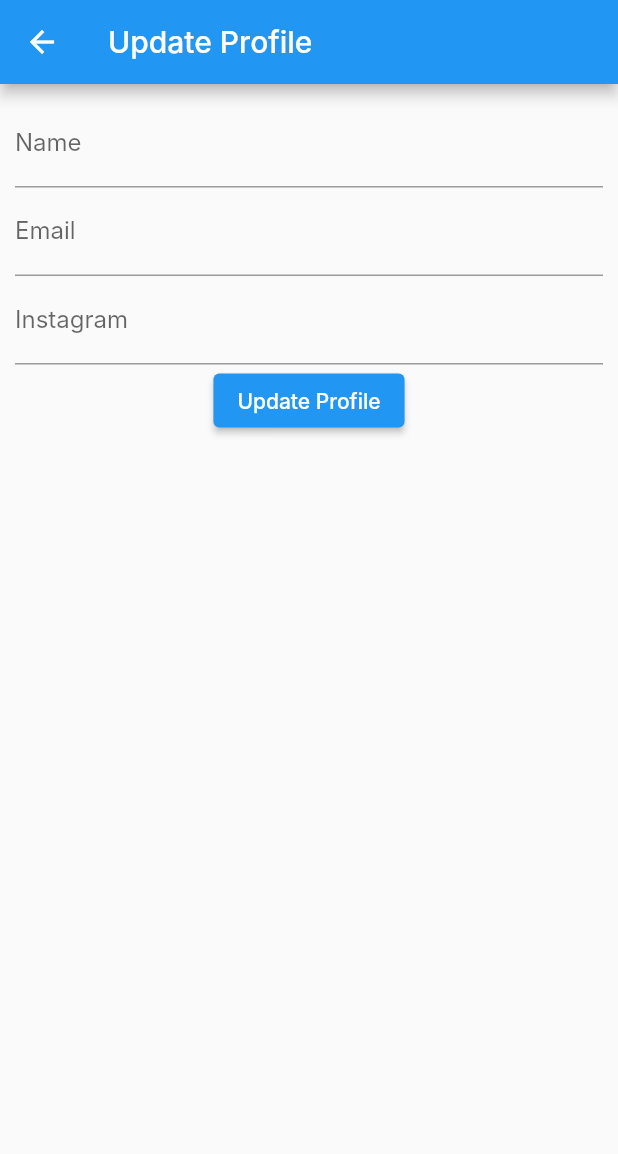
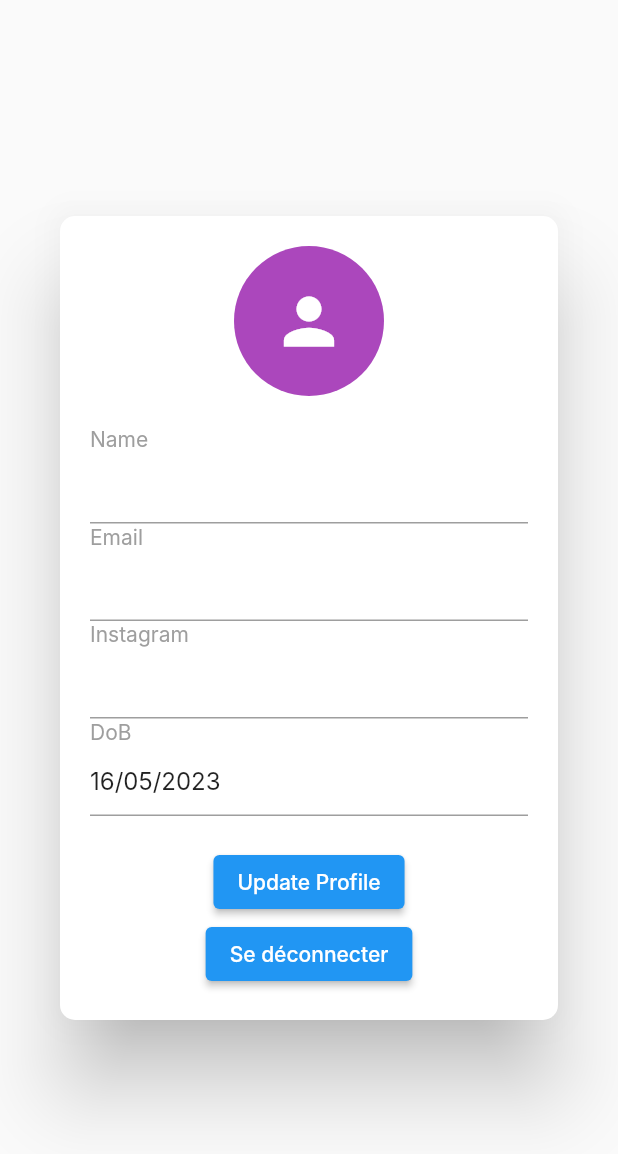
Before and after one commit to JohanTorosjan/projet_indus_frontend, a Flutter app: the ProfileView widget shown alone on an empty page, opened directly with empty values, after a tap on "Update Profile", on a phone screen of 412 x 824 dp. Shown: the top 1154 px of the screen. Run offline on Flutter 3.47's test engine with Material 2 defaults, Android fonts, the phone set to English and light mode, and no system bars; our stand-ins replace firebase_auth, firebase_core; missing offline and left inert: animated_size_and_fade, dart:ffi, day_night_time_picker, swipeable_card_stack; accounts and stored records are empty; network calls fail; Roboto replaces fonts that are missing (Inter).

Commit message:
update view profile

```diff
--- a/lib/views/profile/profile_view.dart
+++ b/lib/views/profile/profile_view.dart
@@ -1,12 +1,75 @@
 import 'package:flutter/material.dart';
-import 'package:projet_indus/views/profile/update_profile_view.dart';
+import 'package:intl/intl.dart';
 
 import '../../models/client.dart';
 
-class ProfileView extends StatelessWidget {
+class ProfileView extends StatefulWidget {
   final Client client;
 
-  const ProfileView({super.key, required this.client});
+  const ProfileView({Key? key, required this.client}) : super(key: key);
+
+  @override
+  ProfileViewState createState() => ProfileViewState();
+}
+
+class ProfileViewState extends State<ProfileView> {
+  final _formKey = GlobalKey<FormState>();
+  late TextEditingController _nameController;
+  late TextEditingController _emailController;
+  late TextEditingController _instaController;
+  late TextEditingController _dobController;
+
+  @override
+  void initState() {
+    super.initState();
+    _nameController = TextEditingController(text: widget.client.name);
+    _emailController = TextEditingController(text: widget.client.email);
+    _instaController = TextEditingController(text: widget.client.instagram);
+    _dobController = TextEditingController(
+        text: widget.client.dob != null
+            ? DateFormat('dd/MM/yyyy').format(widget.client.dob!)
+            : '');
+  }
+
+  Future<void> _selectDate(BuildContext context) async {
+    final ThemeData theme = Theme.of(context);
+    final DateTime? picked = await showDatePicker(
+      context: context,
+      initialDate: DateTime.now(),
+      firstDate: DateTime(1900),
+      lastDate: DateTime.now(),
+      builder: (BuildContext context, Widget? child) {
+        return Theme(
+          data: theme.copyWith(
+            colorScheme: theme.colorScheme.copyWith(
+              primary: Colors.black,
+            ),
+          ),
+          child: child!,
+        );
+      },
+    );
+    if (picked != null) {
+      final age = _calculateAge(picked);
+      if (age >= 18) {
+        _dobController.text = DateFormat('dd/MM/yyyy').format(picked);
+      } else {
+        ScaffoldMessenger.of(context).showSnackBar(
+          SnackBar(content: Text('Vous devez avoir au moins 18 ans')),
+        );
+      }
+    }
+  }
+
+  int _calculateAge(DateTime date) {
+    final now = DateTime.now();
+    int age = now.year - date.year;
+    if (now.month < date.month ||
+        (now.month == date.month && now.day < date.day)) {
+      age--;
+    }
+    return age;
+  }
 
   @override
   Widget build(BuildContext context) {
@@ -14,32 +77,80 @@ class ProfileView extends StatelessWidget {
       shape: RoundedRectangleBorder(borderRadius: BorderRadius.circular(10.0)),
       child: Container(
         padding: const EdgeInsets.all(20.0),
+        child: Form(
+          key: _formKey,
           child: Column(
             mainAxisSize: MainAxisSize.min,
             children: [
-            const CircleAvatar(
+              CircleAvatar(
                 radius: 50.0,
-              backgroundImage: AssetImage('assets/profile_logo.png'),
+                backgroundColor: Colors.purple.shade400,
+                child: const Icon(
+                  Icons.person,
+                  size: 50.0,
+                  color: Colors.white,
+                ),
               ),
               const SizedBox(height: 20.0),
-            Text('Name: ${client.name}'),
-            Text('Email: ${client.email}'),
-            Text('Instagram: ${client.instagram ?? "Not available"}'),
-            Text('DoB: ${client.dob}'),
+              _buildTextField(_nameController, 'Name'),
+              _buildTextField(_emailController, 'Email'),
+              _buildTextField(_instaController, 'Instagram'),
+              _buildDateField(_dobController, 'DoB'),
               const SizedBox(height: 20.0),
               ElevatedButton(
                 child: const Text('Update Profile'),
                 onPressed: () {
-                Navigator.of(context).push(
-                  MaterialPageRoute(
-                    builder: (context) => UpdateProfileView(client: client),
+                  // TODO: Implement update profile functionality
+                },
               ),
-                );
+              ElevatedButton(
+                child: const Text('Se déconnecter'),
+                onPressed: () {
+                  // TODO: Implement logout functionality
                 },
               ),
             ],
           ),
         ),
+      ),
+    );
+  }
+
+  Widget _buildTextField(TextEditingController controller, String label) {
+    return Column(
+      crossAxisAlignment: CrossAxisAlignment.start,
+      children: [
+        Text(label, style: TextStyle(color: Colors.grey)),
+        TextFormField(
+          controller: controller,
+          validator: (value) {
+            if (value == null || value.trim().isEmpty) {
+              return '$label cannot be empty';
+            }
+            return null;
+          },
+        ),
+      ],
+    );
+  }
+
+  Widget _buildDateField(TextEditingController controller, String label) {
+    return Column(
+      crossAxisAlignment: CrossAxisAlignment.start,
+      children: [
+        Text(label, style: TextStyle(color: Colors.grey)),
+        TextFormField(
+          controller: controller,
+          readOnly: true,
+          onTap: () => _selectDate(context),
+          validator: (value) {
+            if (value == null || value.trim().isEmpty) {
+              return '$label cannot be empty';
+            }
+            return null;
+          },
+        ),
+      ],
     );
   }
 }
--- a/lib/views/profile/update_profile_view.dart
+++ /dev/null
@@ -1,60 +0,0 @@
-import 'package:flutter/material.dart';
-
-import '../../models/client.dart';
-
-class UpdateProfileView extends StatefulWidget {
-  final Client client;
-
-  const UpdateProfileView({super.key, required this.client});
-
-  @override
-  UpdateProfileViewState createState() => UpdateProfileViewState();
-}
-
-class UpdateProfileViewState extends State<UpdateProfileView> {
-  late TextEditingController _nameController;
-  late TextEditingController _emailController;
-  late TextEditingController _instagramController;
-
-  @override
-  void initState() {
-    super.initState();
-    _nameController = TextEditingController(text: widget.client.name);
-    _emailController = TextEditingController(text: widget.client.email);
-    _instagramController = TextEditingController(text: widget.client.instagram);
-  }
-
-  @override
-  Widget build(BuildContext context) {
-    return Scaffold(
-      appBar: AppBar(
-        title: const Text('Update Profile'),
-      ),
-      body: Padding(
-        padding: const EdgeInsets.all(10.0),
-        child: Column(
-          children: <Widget>[
-            TextField(
-              controller: _nameController,
-              decoration: const InputDecoration(labelText: 'Name'),
-            ),
-            TextField(
-              controller: _emailController,
-              decoration: const InputDecoration(labelText: 'Email'),
-            ),
-            TextField(
-              controller: _instagramController,
-              decoration: const InputDecoration(labelText: 'Instagram'),
-            ),
-            ElevatedButton(
-              onPressed: () {
-                // Call your update profile API here
-              },
-              child: const Text('Update Profile'),
-            ),
-          ],
-        ),
-      ),
-    );
-  }
-}
```
Lines whose indentation alone changed are shown as unchanged.
